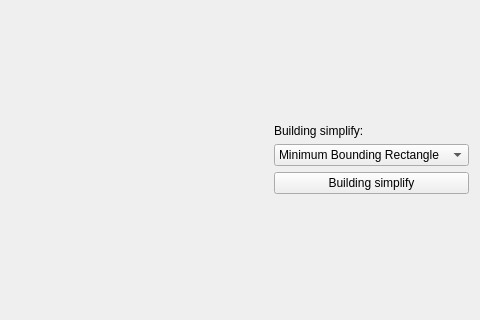
Before: the Qt Designer form BuildingSimplify/widget.ui in Bambooojooo/adk_Kucera_Simek, drawn with Qt 5; both pictures show x 703 to 1183 and y 212 to 532 of the 1183 by 770 pixel window.
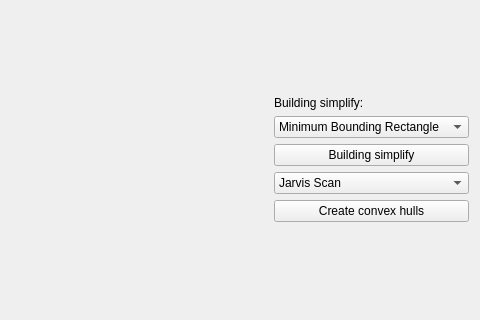
After: the same form once the commit is applied. Custom widgets are drawn as their Qt base class.

Commit message: Graham scan implement (ui)

```diff
--- a/BuildingSimplify/widget.ui
+++ b/BuildingSimplify/widget.ui
@@ -90,6 +90,27 @@
        </property>
       </widget>
      </item>
+     <item>
+      <widget class="QComboBox" name="comboBox_HullsMethods">
+       <item>
+        <property name="text">
+         <string>Jarvis Scan</string>
+        </property>
+       </item>
+       <item>
+        <property name="text">
+         <string>Graham Scan</string>
+        </property>
+       </item>
+      </widget>
+     </item>
+     <item>
+      <widget class="QPushButton" name="pushButton_createHulls">
+       <property name="text">
+        <string>Create convex hulls</string>
+       </property>
+      </widget>
+     </item>
      <item>
       <spacer name="verticalSpacer">
        <property name="orientation">
```
The commit also changes 8 other files.
